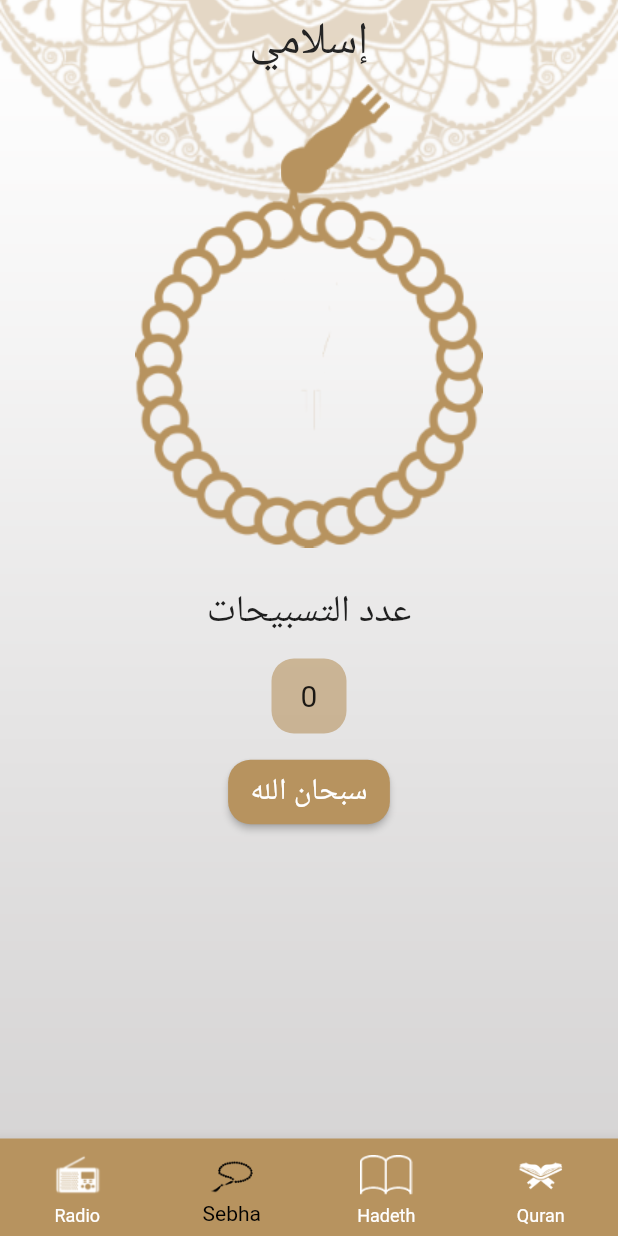
After one commit to A7medabdelaty/Islami, a Flutter app: the screen it shows after launch, item 2 of the bottom bar chosen, on a phone screen of 412 x 824 dp. The commit adds this screen. Run offline on Flutter 3.47's test engine with Material 2 defaults, Android fonts, the phone set to English and light mode, and no system bars.

Commit message:
add sebha_tab.dart

```diff
--- /dev/null
+++ b/lib/home_screen/home.dart
@@ -0,0 +1,78 @@
+import 'package:flutter/material.dart';
+import 'package:islami/home_screen/hadeth_tab/hadeth_tab.dart';
+import 'package:islami/home_screen/quran_tab/quran_tab.dart';
+import 'package:islami/home_screen/radio_tab/radio_tab.dart';
+import 'package:islami/home_screen/sebha_tab/sebha_tab.dart';
+
+class HomeScreen extends StatefulWidget {
+  const HomeScreen({Key? key}) : super(key: key);
+
+  @override
+  State<HomeScreen> createState() => _HomeScreenState();
+}
+
+class _HomeScreenState extends State<HomeScreen> {
+  List<Widget> tabs = [
+    const RadioTab(),
+    const SebhaTab(),
+    const HadethTab(),
+    const QuranTab(),
+  ];
+
+  int currentIndex = 3;
+
+  @override
+  Widget build(BuildContext context) {
+    return Stack(
+      children: [
+        Image.asset(
+          'assets/images/default_bg.png',
+          width: double.infinity,
+          fit: BoxFit.cover,
+        ),
+        Scaffold(
+          backgroundColor: Colors.transparent,
+          appBar: AppBar(
+            title: const Text(
+              'إسلامي',
+            ),
+          ),
+          bottomNavigationBar: BottomNavigationBar(
+              onTap: (index) {
+                currentIndex = index;
+                setState(() {});
+              },
+              currentIndex: currentIndex,
+              type: BottomNavigationBarType.fixed,
+              items: const [
+                BottomNavigationBarItem(
+                    icon: ImageIcon(
+                      AssetImage('assets/images/icon_radio.png'),
+                      size: 35,
+                    ),
+                    label: 'Radio'),
+                BottomNavigationBarItem(
+                    icon: ImageIcon(
+                      AssetImage('assets/images/icon_sebha.png'),
+                      size: 35,
+                    ),
+                    label: 'Sebha'),
+                BottomNavigationBarItem(
+                    icon: ImageIcon(
+                      AssetImage('assets/images/icon_hadeth.png'),
+                      size: 35,
+                    ),
+                    label: 'Hadeth'),
+                BottomNavigationBarItem(
+                    icon: ImageIcon(
+                      AssetImage('assets/images/icon_quran.png'),
+                      size: 35,
+                    ),
+                    label: 'Quran'),
+              ]),
+          body: tabs[currentIndex],
+        ),
+      ],
+    );
+  }
+}
--- a/lib/home_screen/quran_tab/sura_details.dart
+++ b/lib/home_screen/quran_tab/sura_details.dart
@@ -44,6 +44,7 @@ class _SuraDetailsState extends State<SuraDetails> {
               color: Colors.grey[300],
             ),
             child: ListView.separated(
+              physics: const BouncingScrollPhysics(),
                 separatorBuilder: (context, index) => const Divider(),
                 itemBuilder: (context, index) => Text(
                       textDirection: TextDirection.rtl,
--- /dev/null
+++ b/lib/home_screen/sebha_tab/sebha_tab.dart
@@ -0,0 +1,102 @@
+import 'package:flutter/material.dart';
+import 'package:islami/theme.dart';
+
+class SebhaTab extends StatefulWidget {
+  const SebhaTab({Key? key}) : super(key: key);
+
+  @override
+  State<SebhaTab> createState() => _SebhaTabState();
+}
+
+class _SebhaTabState extends State<SebhaTab> {
+  int sebhaCounter = 0;
+  int counter = 0;
+  double rotation = 0;
+
+  List<String> tasbeh = [
+    'سبحان الله',
+    'الحمد لله',
+    'لا اله الا الله',
+    'الله اكبر',
+    'لا حول ولا قوة الا بالله'
+  ];
+
+  @override
+  Widget build(BuildContext context) {
+    return SizedBox(
+      width: double.infinity,
+      child: Column(
+        children: [
+          Stack(alignment: AlignmentDirectional.topCenter, children: [
+            Padding(
+              padding: const EdgeInsets.only(top: 75.0),
+              child: RotationTransition(
+                turns: AlwaysStoppedAnimation(rotation / 360),
+                child: Image.asset(
+                  'assets/images/body_sebha_logo.png',
+                ),
+              ),
+            ),
+            Padding(
+              padding: const EdgeInsets.only(left: 35.0),
+              child: Image.asset(
+                'assets/images/head_sebha_logo.png',
+              ),
+            ),
+          ]),
+          const SizedBox(
+            height: 25,
+          ),
+          const Text(
+            'عدد التسبيحات',
+            style: TextStyle(fontSize: 25),
+          ),
+          const SizedBox(
+            height: 15,
+          ),
+          Container(
+            padding: const EdgeInsets.all(10),
+            width: 50,
+            height: 50,
+            alignment: Alignment.center,
+            decoration: BoxDecoration(
+                color: MyTheme.secondGold,
+                borderRadius: BorderRadius.circular(15)),
+            child: Text(
+              '$sebhaCounter',
+              style: const TextStyle(fontSize: 20),
+            ),
+          ),
+          const SizedBox(
+            height: 15,
+          ),
+          ElevatedButton(
+            style: ButtonStyle(
+                shape: MaterialStatePropertyAll(RoundedRectangleBorder(
+                    borderRadius: BorderRadius.circular(15))),
+                backgroundColor: MaterialStatePropertyAll(MyTheme.mainGold),
+                padding: const MaterialStatePropertyAll(
+                    EdgeInsets.symmetric(horizontal: 15, vertical: 8))),
+            onPressed: () {
+              rotation += (360 / 32);
+              sebhaCounter++;
+              if (sebhaCounter == 34) {
+                sebhaCounter = 0;
+                if (counter == tasbeh.length - 1) {
+                  counter = 0;
+                } else {
+                  counter++;
+                }
+              }
+              setState(() {});
+            },
+            child: Text(
+              tasbeh[counter],
+              style: const TextStyle(color: Colors.white, fontSize: 20),
+            ),
+          ),
+        ],
+      ),
+    );
+  }
+}
--- a/lib/main.dart
+++ b/lib/main.dart
@@ -1,5 +1,5 @@
 import 'package:flutter/material.dart';
-import 'package:islami/home_screen/quran_tab/quran_tab.dart';
+import 'package:islami/home_screen/home.dart';
 import 'package:islami/home_screen/quran_tab/sura_details.dart';
 import 'package:islami/theme.dart';
 
@@ -21,7 +21,7 @@ class MyApp extends StatelessWidget {
       theme: MyTheme.lightTheme,
       darkTheme: MyTheme.darkTheme,
       title: 'Islami',
-      home: const QuranTab(),
+      home: const HomeScreen(),
     );
   }
 }
--- a/lib/theme.dart
+++ b/lib/theme.dart
@@ -2,6 +2,7 @@ import 'package:flutter/material.dart';
 
 class MyTheme {
   static Color mainGold = const Color.fromRGBO(183, 147, 95, 1.0);
+  static Color secondGold = const Color.fromRGBO(183, 147, 95, 0.60);
   static Color mainBlack = const Color.fromRGBO(36, 36, 36, 1.0);
   static ThemeData lightTheme = ThemeData(
     textTheme: const TextTheme(bodyText1: TextStyle(fontSize: 30)),
```
Also changed, not shown: lib/home_screen/hadeth_tab/hadeth_tab.dart (added, +10 -0 lines), lib/home_screen/quran_tab/quran_tab.dart (+2 -59 lines), lib/home_screen/radio_tab/radio_tab.dart (added, +10 -0 lines), assets/images/splash_screen.png (deleted), assets/images/splash_screen@2x.png (deleted), assets/images/splash_screen@3x.png (deleted).
